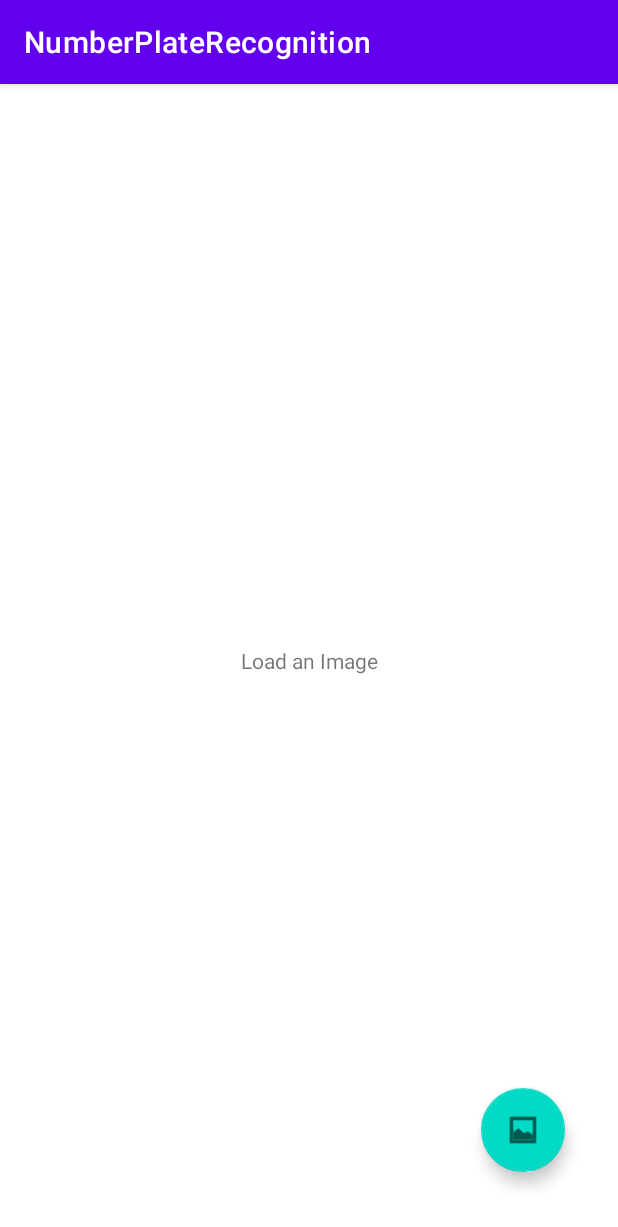
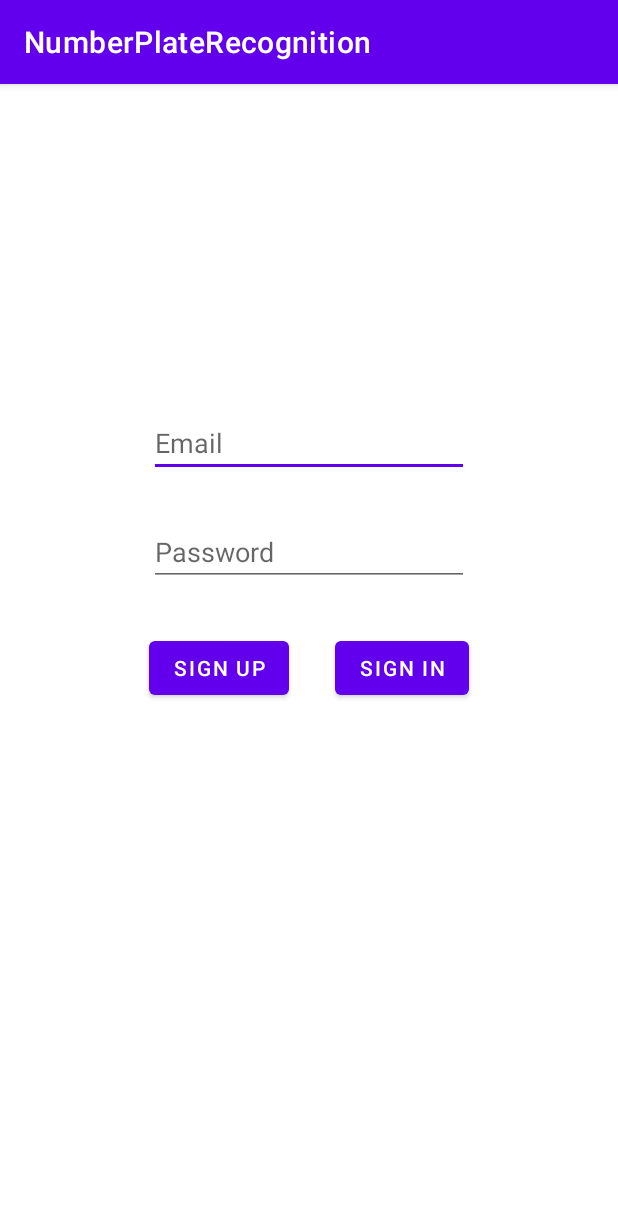
Before and after one commit to sirius-08/NumberPlateRecognitionApp, an Android app: the screen it shows after launch (LoadImageActivity before the commit, LoginActivity after it), on a phone screen of 412 x 824 dp. Shown: the top 1227 px of the screen. Run offline under Robolectric (Android 15) with nearby library versions, the phone set to English and light mode, and no system bars.

Commit message:
Added Text Recognition and Login

```diff
--- a/NumberPlateRecognition/app/build.gradle
+++ b/NumberPlateRecognition/app/build.gradle
@@ -47,6 +47,10 @@ dependencies {
     // Also declare the dependency for the TensorFlow Lite library and specify its version
     implementation 'org.tensorflow:tensorflow-lite:2.3.0'
 
+    //ML Kit Dependency
+    //implementation 'com.google.android.gms:play-services-mlkit-text-recognition:18.0.0'
+    implementation 'com.google.mlkit:text-recognition:16.0.0-beta4'
+
     implementation "org.jetbrains.kotlin:kotlin-stdlib:$kotlin_version"
     implementation 'androidx.core:core-ktx:1.7.0'
     implementation 'androidx.appcompat:appcompat:1.4.1'
--- a/NumberPlateRecognition/app/src/main/java/com/example/numberplaterecognition/LoadImageActivity.kt
+++ b/NumberPlateRecognition/app/src/main/java/com/example/numberplaterecognition/LoadImageActivity.kt
@@ -4,6 +4,7 @@ import android.content.Intent
 import android.net.Uri
 import android.os.Bundle
 import android.provider.MediaStore
+import android.util.Log
 import android.view.View
 import android.widget.ImageView
 import android.widget.TextView
@@ -16,6 +17,7 @@ class LoadImageActivity : AppCompatActivity() {
     lateinit var descriptionTextView : TextView
     lateinit var imageView : ImageView
     lateinit var imageUri : Uri
+    val isCarKey = "com.example.numberplaterecognition.isCarKey"
 
     override fun onCreate(savedInstanceState: Bundle?) {
         super.onCreate(savedInstanceState)
@@ -42,6 +44,7 @@ class LoadImageActivity : AppCompatActivity() {
     }
 
     fun startClassification(){
+
         var intent = Intent(this@LoadImageActivity,ClassifyActivity::class.java)
         intent.setData(imageUri)
         startActivity(intent)
--- /dev/null
+++ b/NumberPlateRecognition/app/src/main/java/com/example/numberplaterecognition/LoginActivity.kt
@@ -0,0 +1,73 @@
+package com.example.numberplaterecognition
+
+import android.content.Intent
+import android.content.SharedPreferences
+import android.os.Bundle
+import android.text.TextUtils
+import android.view.View
+import android.widget.Button
+import android.widget.EditText
+import android.widget.Toast
+import androidx.appcompat.app.AppCompatActivity
+
+class LoginActivity : AppCompatActivity() {
+
+    lateinit var emailEditText: EditText
+    lateinit var passwordEditText: EditText
+    lateinit var signUpButton: Button
+    lateinit  var signInButton: Button
+    lateinit var sharedPreferences: SharedPreferences
+
+    override fun onCreate(savedInstanceState: Bundle?) {
+        super.onCreate(savedInstanceState)
+        setContentView(R.layout.activity_login)
+
+        sharedPreferences =
+            getSharedPreferences(getString(R.string.login_preference_file), MODE_PRIVATE)
+
+        initViews()
+
+        signInButton.setOnClickListener {
+            if (valid()) {
+                val intent = Intent(this@LoginActivity, LoadImageActivity::class.java)
+                startActivity(intent)
+            }
+        }
+
+        signUpButton.setOnClickListener {
+            val intent = Intent(this@LoginActivity, NewUserActivity::class.java)
+            startActivity(intent)
+        }
+
+    }
+
+    fun valid(): Boolean {
+        val username = emailEditText.text.toString()
+        val password = passwordEditText.text.toString()
+        if (TextUtils.isEmpty(username)) {
+            Toast.makeText(this@LoginActivity, "Username can't be empty", Toast.LENGTH_SHORT).show()
+            return false
+        }
+        if (TextUtils.isEmpty(password)) {
+            Toast.makeText(this@LoginActivity, "Password can't be empty", Toast.LENGTH_SHORT).show()
+            return false
+        }
+        return if (TextUtils.equals(password, sharedPreferences.getString(username, ""))) {
+            true
+        } else {
+            Toast.makeText(
+                this@LoginActivity,
+                "Either username or password is incorrect",
+                Toast.LENGTH_SHORT
+            ).show()
+            false
+        }
+    }
+
+    fun initViews() {
+        signInButton = findViewById<View>(R.id.signin_button) as Button
+        signUpButton = findViewById<View>(R.id.signup_button) as Button
+        emailEditText = findViewById<View>(R.id.email_editText) as EditText
+        passwordEditText = findViewById<View>(R.id.password_editText) as EditText
+    }
+}
--- a/NumberPlateRecognition/app/src/main/java/com/example/numberplaterecognition/MainActivity.kt
+++ /dev/null
@@ -1,15 +0,0 @@
-package com.example.numberplaterecognition
-
-import android.content.Intent
-import androidx.appcompat.app.AppCompatActivity
-import android.os.Bundle
-
-class MainActivity : AppCompatActivity() {
-    override fun onCreate(savedInstanceState: Bundle?) {
-        super.onCreate(savedInstanceState)
-        setContentView(R.layout.activity_main)
-
-        var intent = Intent(this@MainActivity,LoadImageActivity::class.java)
-        startActivity(intent)
-    }
-}
--- a/NumberPlateRecognition/app/src/main/res/layout/activity_load_image.xml
+++ b/NumberPlateRecognition/app/src/main/res/layout/activity_load_image.xml
@@ -26,7 +26,7 @@
         android:text="Load an Image"
         app:layout_constraintBottom_toBottomOf="parent"
         app:layout_constraintEnd_toEndOf="parent"
-        app:layout_constraintStart_toStartOf="parent"
+        app:layout_constraintStart_toStartOf="@+id/galleryButton"
         app:layout_constraintTop_toTopOf="parent" />
 
     <com.google.android.material.floatingactionbutton.FloatingActionButton
--- /dev/null
+++ b/NumberPlateRecognition/app/src/main/res/layout/activity_login.xml
@@ -0,0 +1,71 @@
+<?xml version="1.0" encoding="utf-8"?>
+<androidx.constraintlayout.widget.ConstraintLayout xmlns:android="http://schemas.android.com/apk/res/android"
+    xmlns:app="http://schemas.android.com/apk/res-auto"
+    xmlns:tools="http://schemas.android.com/tools"
+    android:layout_width="match_parent"
+    android:layout_height="match_parent"
+    tools:context=".LoginActivity">
+
+    <EditText
+        android:id="@+id/email_editText"
+        style="@android:style/Widget.DeviceDefault.Light.EditText"
+        android:layout_width="wrap_content"
+        android:layout_height="wrap_content"
+        android:ems="10"
+        android:hint = "Email"
+        android:inputType="textEmailAddress"
+        android:outlineProvider="none"
+        android:singleLine="false"
+        app:layout_constraintBottom_toBottomOf="parent"
+        app:layout_constraintEnd_toEndOf="parent"
+        app:layout_constraintStart_toStartOf="parent"
+        app:layout_constraintTop_toTopOf="parent"
+        app:layout_constraintVertical_bias="0.3" />
+
+
+
+    <EditText
+        android:id="@+id/password_editText"
+        android:layout_width="0dp"
+        android:layout_height="wrap_content"
+        android:ems="10"
+        android:hint="Password"
+        android:inputType="textPassword"
+        app:layout_constraintBottom_toBottomOf="parent"
+        app:layout_constraintEnd_toEndOf="@+id/email_editText"
+        app:layout_constraintStart_toStartOf="@+id/email_editText"
+        app:layout_constraintTop_toBottomOf="@+id/email_editText"
+        app:layout_constraintVertical_bias="0.060000002" />
+
+    <Button
+        android:id="@+id/signup_button"
+        android:layout_width="wrap_content"
+        android:layout_height="wrap_content"
+        android:text="Sign Up"
+        app:layout_constraintBottom_toBottomOf="parent"
+        app:layout_constraintEnd_toStartOf="@+id/guideline3"
+        app:layout_constraintHorizontal_bias="0.0"
+        app:layout_constraintStart_toStartOf="@+id/password_editText"
+        app:layout_constraintTop_toBottomOf="@+id/password_editText"
+        app:layout_constraintVertical_bias="0.07999998" />
+
+    <Button
+        android:id="@+id/signin_button"
+        android:layout_width="wrap_content"
+        android:layout_height="wrap_content"
+        android:text="Sign In"
+        app:layout_constraintBottom_toBottomOf="parent"
+        app:layout_constraintEnd_toEndOf="@+id/password_editText"
+        app:layout_constraintHorizontal_bias="1.0"
+        app:layout_constraintStart_toStartOf="@+id/guideline3"
+        app:layout_constraintTop_toBottomOf="@+id/password_editText"
+        app:layout_constraintVertical_bias="0.07999998" />
+
+    <androidx.constraintlayout.widget.Guideline
+        android:id="@+id/guideline3"
+        android:layout_width="wrap_content"
+        android:layout_height="wrap_content"
+        android:orientation="vertical"
+        app:layout_constraintGuide_percent="0.5" />
+
+</androidx.constraintlayout.widget.ConstraintLayout>
--- a/NumberPlateRecognition/app/src/main/res/values/strings.xml
+++ b/NumberPlateRecognition/app/src/main/res/values/strings.xml
@@ -1,3 +1,4 @@
 <resources>
     <string name="app_name">NumberPlateRecognition</string>
+    <string name = "login_preference_file">Login Preference File</string>
 </resources>
--- a/NumberPlateRecognition/app/src/main/res/values/themes.xml
+++ b/NumberPlateRecognition/app/src/main/res/values/themes.xml
@@ -6,8 +6,8 @@
         <item name="colorPrimaryVariant">@color/purple_700</item>
         <item name="colorOnPrimary">@color/white</item>
         <!-- Secondary brand color. -->
-        <item name="colorSecondary">@color/teal_200</item>
-        <item name="colorSecondaryVariant">@color/teal_700</item>
+        <item name="colorSecondary">@color/purple_500</item>
+        <item name="colorSecondaryVariant">@color/purple_700</item>
         <item name="colorOnSecondary">@color/black</item>
         <!-- Status bar color. -->
         <item name="android:statusBarColor" tools:targetApi="l">?attr/colorPrimaryVariant</item>
```
Also changed, not shown: NumberPlateRecognition/app/src/main/AndroidManifest.xml (+4 -3 lines), NumberPlateRecognition/app/src/main/java/com/example/numberplaterecognition/ClassifyActivity.kt (+47 -3 lines), NumberPlateRecognition/app/src/main/java/com/example/numberplaterecognition/NewUserActivity.kt (added, +72 -0 lines), NumberPlateRecognition/app/src/main/res/layout/activity_classify.xml (+18 -2 lines), NumberPlateRecognition/app/src/main/res/layout/activity_main.xml (deleted, +0 -18 lines), NumberPlateRecognition/app/src/main/res/layout/activity_new_user.xml (added, +60 -0 lines).
